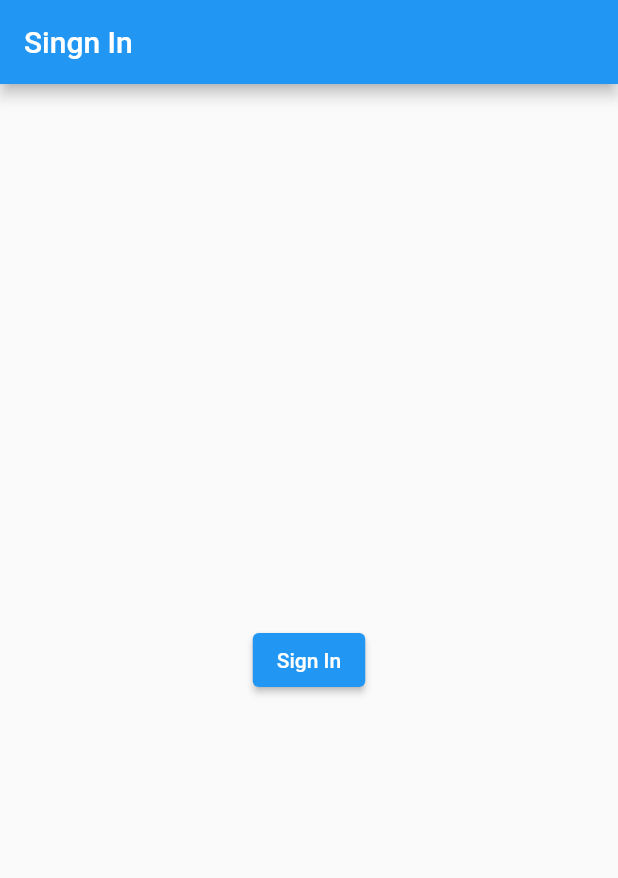
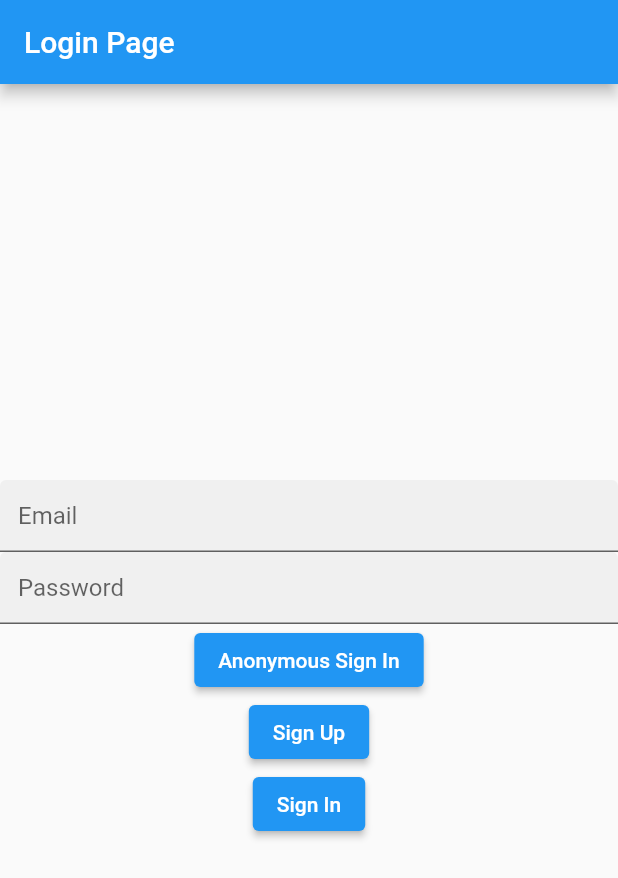
Before and after one commit to ilhamtaufikurrahman/anonymous-auth, a Flutter app: the screen it shows after launch, after a tap on "Sign In", on a phone screen of 412 x 824 dp. Shown: the top 878 px of the screen. Run offline on Flutter 3.47's test engine with Material 2 defaults, Android fonts, the phone set to English and light mode, and no system bars; our stand-ins replace firebase_auth, firebase_core; accounts and stored records are empty; network calls fail.

Commit message:
create sign up

```diff
--- /dev/null
+++ b/lib/auth_services.dart
@@ -0,0 +1,48 @@
+import 'package:firebase_auth/firebase_auth.dart';
+
+class AuthServices {
+  static FirebaseAuth _auth = FirebaseAuth.instance;
+
+  static Future<User?> signInAnonymous() async {
+    try {
+      UserCredential credential = await _auth.signInAnonymously();
+      User user = credential.user!;
+      return user;
+    } catch (e) {
+      print(e);
+      return null;
+    }
+  }
+
+  static Future<void> signOut() async {
+    _auth.signOut();
+  }
+
+  static Stream<User?> get userStream => _auth.authStateChanges();
+
+  static Future<User?> signUp(String email, String password) async {
+    try {
+      UserCredential credential = await _auth.createUserWithEmailAndPassword(
+          email: email, password: password);
+
+      User user = credential.user!;
+
+      return user;
+    } catch (e) {
+      print(e);
+      return null;
+    }
+  }
+
+  static Future<User?> signIn(String email, String password) async {
+    try {
+      UserCredential credential = await _auth.signInWithEmailAndPassword(
+          email: email, password: password);
+      User user = credential.user!;
+
+      return user;
+    } catch (e) {
+      print(e);
+    }
+  }
+}
--- a/lib/landing_page.dart
+++ /dev/null
@@ -1,30 +0,0 @@
-import 'package:authentication_anonymous/home_page.dart';
-import 'package:authentication_anonymous/sign_in_page.dart';
-import 'package:firebase_auth/firebase_auth.dart';
-import 'package:flutter/material.dart';
-
-class LandingPage extends StatelessWidget {
-  const LandingPage({Key? key}) : super(key: key);
-
-  @override
-  Widget build(BuildContext context) {
-    return StreamBuilder<User?>(
-        stream: FirebaseAuth.instance.authStateChanges(),
-        builder: (context, snapshot) {
-          if (snapshot.connectionState == ConnectionState.active) {
-            User? user = snapshot.data;
-            if (user == null) {
-              return SignInPage();
-            } else {
-              return HomePage();
-            }
-          } else {
-            return Scaffold(
-              body: Center(
-                child: CircularProgressIndicator(),
-              ),
-            );
-          }
-        });
-  }
-}
--- /dev/null
+++ b/lib/login_page.dart
@@ -0,0 +1,53 @@
+import 'package:authentication_anonymous/auth_services.dart';
+import 'package:flutter/material.dart';
+
+class LoginPage extends StatelessWidget {
+  const LoginPage({Key? key}) : super(key: key);
+
+  @override
+  Widget build(BuildContext context) {
+    TextEditingController emailController = TextEditingController();
+    TextEditingController passwordController = TextEditingController();
+    return Scaffold(
+      appBar: AppBar(
+        title: Text('Login Page'),
+      ),
+      body: Center(
+        child: Column(
+          mainAxisAlignment: MainAxisAlignment.center,
+          children: [
+            TextField(
+              controller: emailController,
+              decoration: InputDecoration(hintText: 'Email', filled: true),
+            ),
+            TextField(
+              obscureText: true,
+              controller: passwordController,
+              decoration: InputDecoration(hintText: 'Password', filled: true),
+            ),
+            ElevatedButton(
+              child: Text('Anonymous Sign In'),
+              onPressed: () async {
+                await AuthServices.signInAnonymous();
+              },
+            ),
+            ElevatedButton(
+              child: Text('Sign Up'),
+              onPressed: () async {
+                await AuthServices.signUp(
+                    emailController.text, passwordController.text);
+              },
+            ),
+            ElevatedButton(
+              child: Text('Sign In'),
+              onPressed: () async {
+                await AuthServices.signIn(
+                    emailController.text, passwordController.text);
+              },
+            ),
+          ],
+        ),
+      ),
+    );
+  }
+}
--- a/lib/main.dart
+++ b/lib/main.dart
@@ -1,5 +1,7 @@
-import 'package:authentication_anonymous/landing_page.dart';
+import 'package:authentication_anonymous/auth_services.dart';
+import 'package:authentication_anonymous/wrapper.dart';
 import 'package:flutter/material.dart';
+import 'package:provider/provider.dart';
 import 'package:firebase_core/firebase_core.dart';
 
 void main() async {
@@ -13,8 +15,12 @@ class MyApp extends StatelessWidget {
 
   @override
   Widget build(BuildContext context) {
-    return MaterialApp(
-      home: LandingPage(),
+    return StreamProvider.value(
+      initialData: null,
+      value: AuthServices.userStream,
+      child: MaterialApp(
+        home: Wrapper(),
+      ),
     );
   }
 }
--- a/lib/sign_in_page.dart
+++ /dev/null
@@ -1,20 +0,0 @@
-import 'package:firebase_auth/firebase_auth.dart';
-import 'package:flutter/material.dart';
-
-class SignInPage extends StatelessWidget {
-  const SignInPage({Key? key}) : super(key: key);
-
-  @override
-  Widget build(BuildContext context) {
-    return Scaffold(
-      appBar: AppBar(title: Text('Singn In'),) ,
-      body: Center(child: ElevatedButton(child: Text('Sign In'),onPressed: () async {
-        try {
-          await FirebaseAuth.instance.signInAnonymously();
-        } catch (e) {
-          print(e);
-        }
-      },),),
-    );
-  }
-}
--- /dev/null
+++ b/lib/wrapper.dart
@@ -0,0 +1,20 @@
+import 'package:authentication_anonymous/home_page.dart';
+import 'package:authentication_anonymous/login_page.dart';
+import 'package:firebase_auth/firebase_auth.dart';
+import 'package:flutter/material.dart';
+import 'package:provider/provider.dart';
+
+class Wrapper extends StatelessWidget {
+  const Wrapper({Key? key}) : super(key: key);
+
+  @override
+  Widget build(BuildContext context) {
+    User? user = Provider.of<User?>(context);
+
+    return (user == null)
+        ? LoginPage()
+        : HomePage(
+            user: user,
+          );
+  }
+}
```
Also changed, not shown: lib/home_page.dart (+16 -12 lines).
